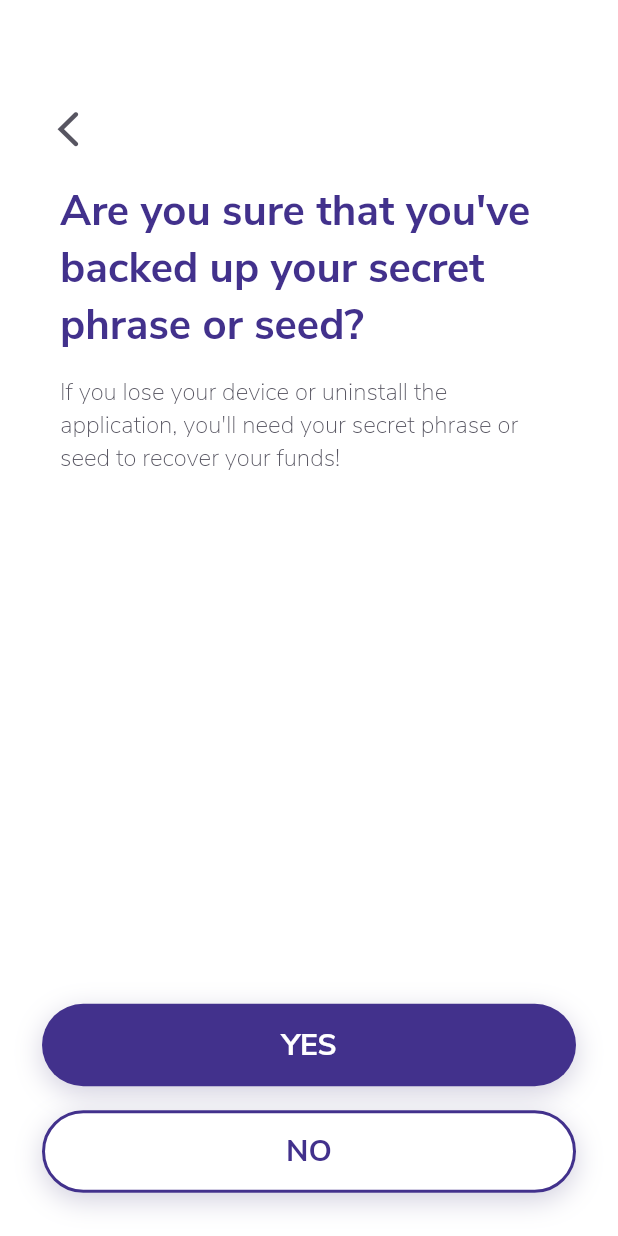
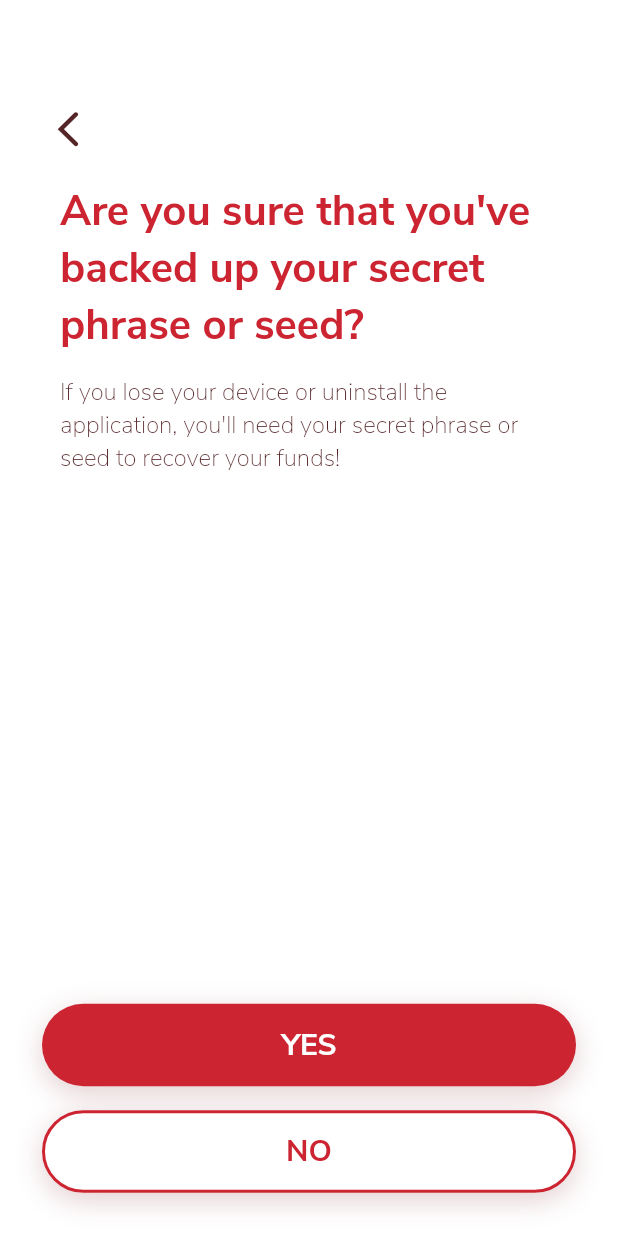
Before and after one commit to NSEMOH1/digilibra, a Flutter app: the IntroBackupConfirm screen opened by its route, on a phone screen of 412 x 824 dp. Run offline on Flutter 3.47's test engine with Material 2 defaults, Android fonts, the phone set to English and light mode, and no system bars; drawn by our look-alikes of oktoast; our stand-ins replace decimal, device_info, file_picker, flare_flutter, flutter_secure_storage, flutter_slidable and 8 more; missing offline and left inert: barcode_scan, event_taxi, flare_dart, flutter_libra_core, flutter_webview_plugin, pointycastle and 1 more; accounts and stored records are empty; generated files the repository leaves out were written again; statements that could not run were skipped.

Commit message:
ui: logo and theme update

```diff
--- a/lib/themes.dart
+++ b/lib/themes.dart
@@ -72,7 +72,7 @@ abstract class BaseTheme {
 }
 
 class LibraTheme extends BaseTheme {
-  static const purple = Color(0xFF42318C);
+  static const main = Color(0xFFCC2431);
 
   static const green = Color(0xFF66BB6A);
 
@@ -80,19 +80,19 @@ class LibraTheme extends BaseTheme {
 
   static const white = Color(0xFFFFFFFF);
 
-  static const grey = Color(0xFF454350);
+  static const grey = Color(0xFF420C10);
 
   static const black = Color(0xFF000000);
 
-  static const veryDarkPurple = Color(0xFF1D135C);
+  static const deepMain = Color(0xFF710D15);
 
-  Color primary = purple;
-  Color primary60 = purple.withOpacity(0.6);
-  Color primary45 = purple.withOpacity(0.45);
-  Color primary30 = purple.withOpacity(0.3);
-  Color primary20 = purple.withOpacity(0.2);
-  Color primary15 = purple.withOpacity(0.15);
-  Color primary10 = purple.withOpacity(0.1);
+  Color primary = main;
+  Color primary60 = main.withOpacity(0.6);
+  Color primary45 = main.withOpacity(0.45);
+  Color primary30 = main.withOpacity(0.3);
+  Color primary20 = main.withOpacity(0.2);
+  Color primary15 = main.withOpacity(0.15);
+  Color primary10 = main.withOpacity(0.1);
 
   Color success = green;
   Color success60 = green.withOpacity(0.6);
@@ -137,11 +137,11 @@ class LibraTheme extends BaseTheme {
       SystemUiOverlayStyle.dark.copyWith(statusBarColor: Colors.transparent);
 
   BoxShadow boxShadow = BoxShadow(
-      color: veryDarkPurple.withOpacity(0.1),
+      color: deepMain.withOpacity(0.1),
       offset: Offset(0, 5),
       blurRadius: 15);
   BoxShadow boxShadowButton = BoxShadow(
-      color: veryDarkPurple.withOpacity(0.2),
+      color: deepMain.withOpacity(0.2),
       offset: Offset(0, 5),
       blurRadius: 15);
 
```
Also changed, not shown: 26 other files.
